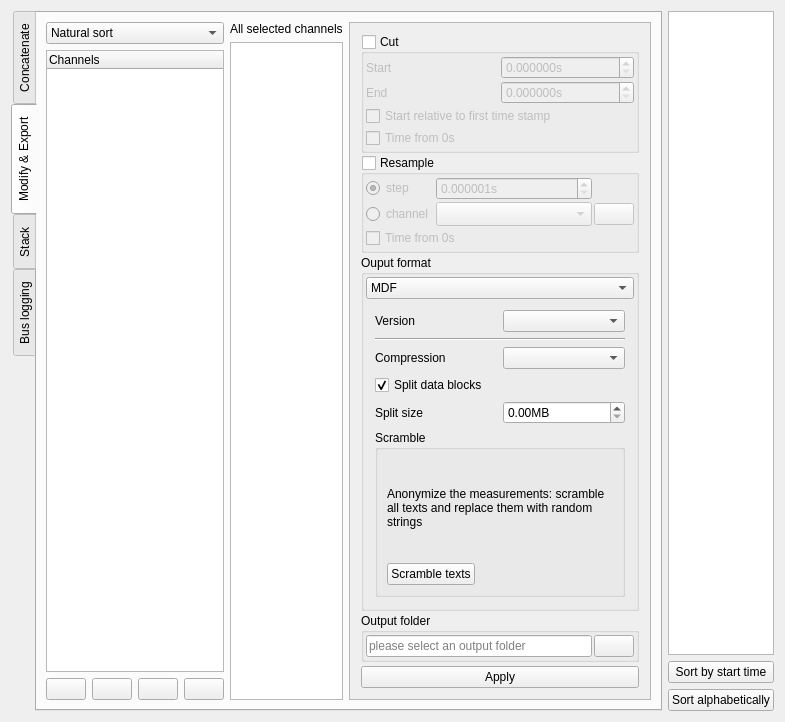
The window that asammdf/gui/ui/batch_widget.ui (danielhrisca/asammdf) describes before a commit, drawn with Qt 5.
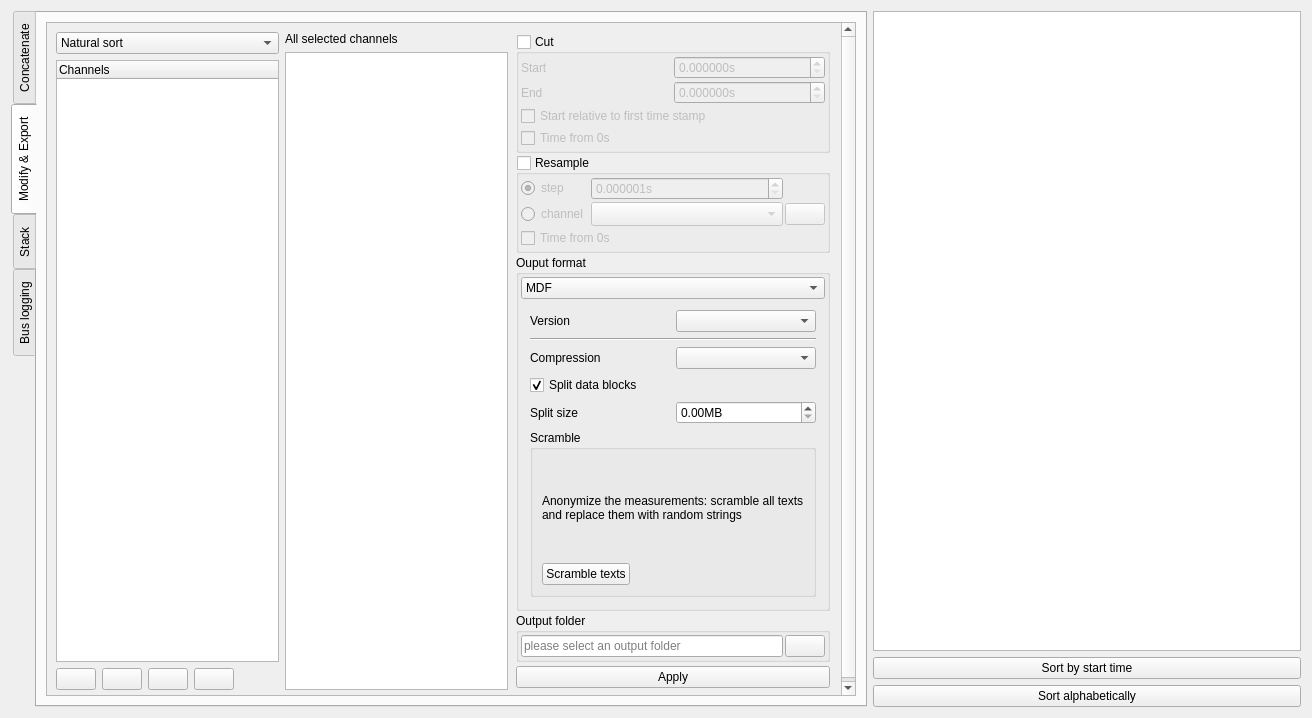
The same window after the commit. The open tabs and pages were chosen to show the change. Icons and pictures are not drawn. Custom widgets are drawn as their Qt base class.

Commit message: update selected channels in the batch widget

Patch:
```diff
--- a/asammdf/gui/ui/batch_widget.ui
+++ b/asammdf/gui/ui/batch_widget.ui
@@ -6,14 +6,14 @@
    <rect>
     <x>0</x>
     <y>0</y>
-    <width>785</width>
-    <height>722</height>
+    <width>1312</width>
+    <height>718</height>
    </rect>
   </property>
   <property name="windowTitle">
    <string>Form</string>
   </property>
-  <layout class="QGridLayout" name="gridLayout_9">
+  <layout class="QGridLayout" name="gridLayout_9" columnstretch="2,1">
    <item row="1" column="0">
     <widget class="QSplitter" name="splitter">
      <property name="orientation">
@@ -156,7 +156,22 @@
        <attribute name="toolTip">
         <string>conv</string>
        </attribute>
-       <layout class="QHBoxLayout" name="horizontalLayout_3" stretch="1,1,0,0">
+       <layout class="QVBoxLayout" name="verticalLayout_5">
+        <item>
+         <widget class="QScrollArea" name="scrollArea_3">
+          <property name="widgetResizable">
+           <bool>true</bool>
+          </property>
+          <widget class="QWidget" name="scrollAreaWidgetContents_3">
+           <property name="geometry">
+            <rect>
+             <x>0</x>
+             <y>0</y>
+             <width>810</width>
+             <height>674</height>
+            </rect>
+           </property>
+           <layout class="QHBoxLayout" name="horizontalLayout_2" stretch="1,1,0">
         <item>
          <layout class="QVBoxLayout" name="verticalLayout_14">
           <item>
@@ -290,34 +305,6 @@
          </layout>
         </item>
         <item>
-         <spacer name="horizontalSpacer_4">
-          <property name="orientation">
-           <enum>Qt::Horizontal</enum>
-          </property>
-          <property name="sizeHint" stdset="0">
-           <size>
-            <width>10</width>
-            <height>10</height>
-           </size>
-          </property>
-         </spacer>
-        </item>
-        <item>
-         <widget class="QScrollArea" name="scrollArea_2">
-          <property name="widgetResizable">
-           <bool>true</bool>
-          </property>
-          <widget class="QWidget" name="scrollAreaWidgetContents_2">
-           <property name="geometry">
-            <rect>
-             <x>0</x>
-             <y>0</y>
-             <width>295</width>
-             <height>678</height>
-            </rect>
-           </property>
-           <layout class="QVBoxLayout" name="verticalLayout_5">
-            <item>
              <layout class="QVBoxLayout" name="verticalLayout_15" stretch="0,0,0,0,1,0">
               <property name="spacing">
                <number>2</number>
```
Left out of the diff: 6 changed lines with no effect on the pictures. Lines whose indentation alone changed are shown as unchanged. The commit also changes 2 other files.
